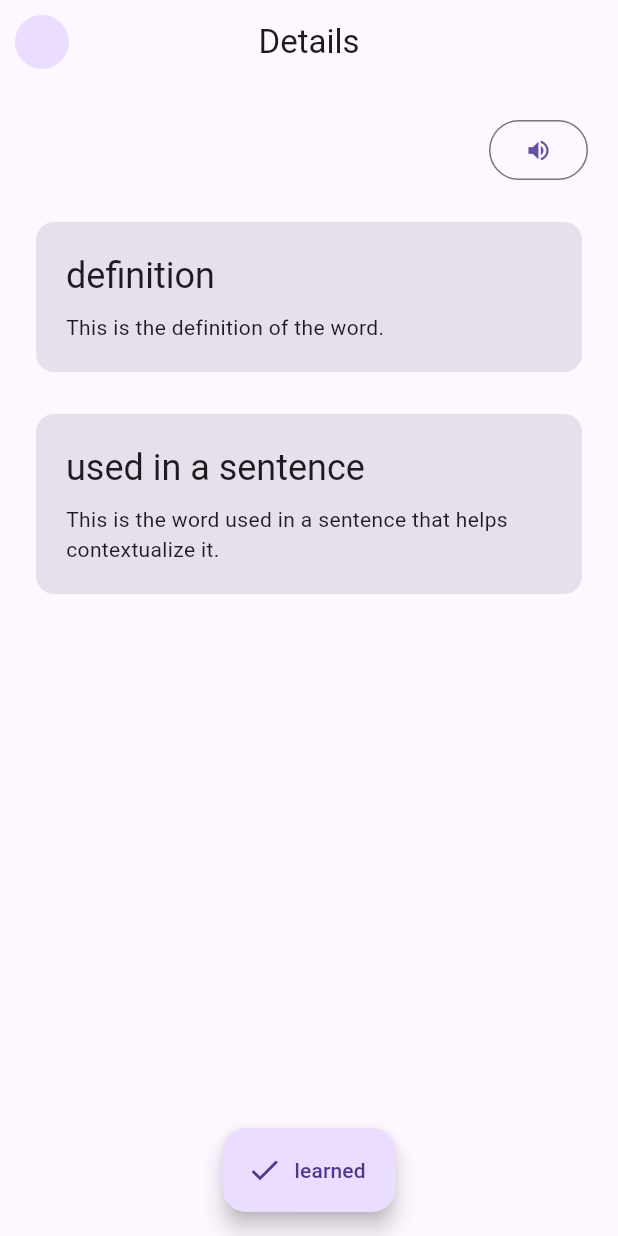
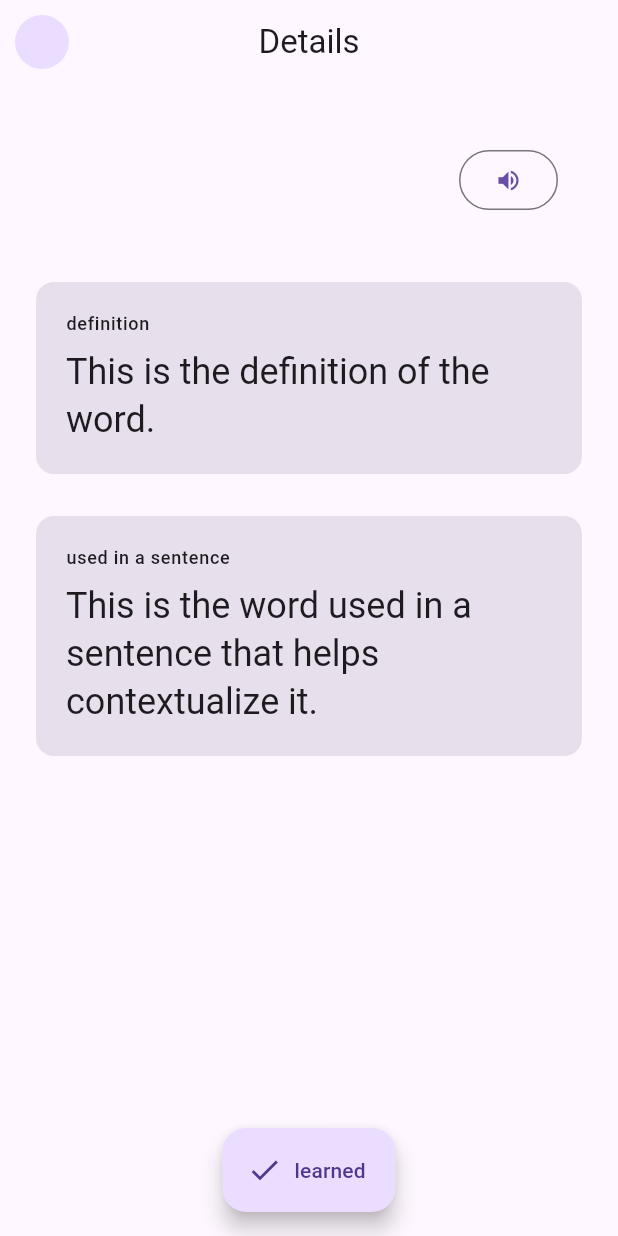
Before and after one commit to imjacobestep/smart_lamp_app, a Flutter app: the WordPage screen opened directly with empty values, on a phone screen of 412 x 824 dp. Run offline on Flutter 3.47's test engine with Material 2 defaults, Android fonts, the phone set to English and light mode, and no system bars; our stand-ins replace cloud_firestore, firebase_core, flutter_tts; accounts and stored records are empty.

Commit message:
Just a little polishing

```diff
--- a/lib/main.dart
+++ b/lib/main.dart
@@ -28,7 +28,7 @@ class MyApp extends StatelessWidget {
         // or simply save your changes to "hot reload" in a Flutter IDE).
         // Notice that the counter didn't reset back to zero; the application
         // is not restarted.
-        primarySwatch: Colors.blue,
+        primarySwatch: Colors.green,
       ),
       darkTheme: ThemeData.dark(),
       themeMode: ThemeMode.system,
--- a/lib/pages/word_page.dart
+++ b/lib/pages/word_page.dart
@@ -30,7 +30,9 @@ class WordPageState extends State<WordPage>{
     return Column(
 
       children: [
-        Row(
+        Padding(
+            padding: EdgeInsets.all(20),
+          child: Row(
             mainAxisAlignment: MainAxisAlignment.spaceBetween,
             children: [
               Text(
@@ -43,6 +45,7 @@ class WordPageState extends State<WordPage>{
                 child: const Icon(Icons.volume_up_sharp),
               )
             ],
+          ),
         ),// word header
         const SizedBox(height: 20,),
         Card(
@@ -53,9 +56,9 @@ class WordPageState extends State<WordPage>{
             child: Column(
               crossAxisAlignment: CrossAxisAlignment.stretch,
               children: [
-                Text("definition", style: Theme.of(context).textTheme.headlineSmall,),
+                Text("definition", style: Theme.of(context).textTheme.labelMedium,),
                 const SizedBox(height: 8,),
-                Text("This is the definition of the word.", style: Theme.of(context).textTheme.bodyMedium,),
+                Text("This is the definition of the word.", style: Theme.of(context).textTheme.headlineSmall,),
               ],
             ),//definition,
           ),
@@ -69,9 +72,9 @@ class WordPageState extends State<WordPage>{
             child: Column(
               crossAxisAlignment: CrossAxisAlignment.stretch,
               children: [
-                Text("used in a sentence", style: Theme.of(context).textTheme.headlineSmall,),
+                Text("used in a sentence", style: Theme.of(context).textTheme.labelMedium,),
                 const SizedBox(height: 8,),
-                Text("This is the word used in a sentence that helps contextualize it.", style: Theme.of(context).textTheme.bodyMedium,),
+                Text("This is the word used in a sentence that helps contextualize it.", style: Theme.of(context).textTheme.headlineSmall,),
               ],
             ),//sentence
           ),
--- a/pubspec.yaml
+++ b/pubspec.yaml
@@ -62,8 +62,8 @@ flutter:
   uses-material-design: true
 
   # To add assets to your application, add an assets section, like this:
-  # assets:
-  #   - images/a_dot_burr.jpeg
+  assets:
+    - assets/user_pic.jpg
   #   - images/a_dot_ham.jpeg
 
   # An image asset can refer to one or more resolution-specific "variants", see
```
Also changed, not shown: lib/pages/home.dart (+42 -12 lines), assets/user_pic.jpg (added). Lines whose indentation alone changed are shown as unchanged.
